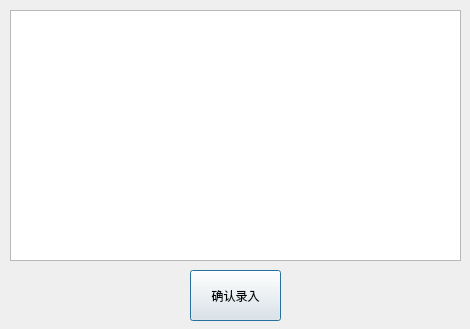
The window that gui/ui/add_enterprise__batch_dialog.ui (SuperBearXu/AgingAnalysis) describes before a commit, drawn with Qt 5.
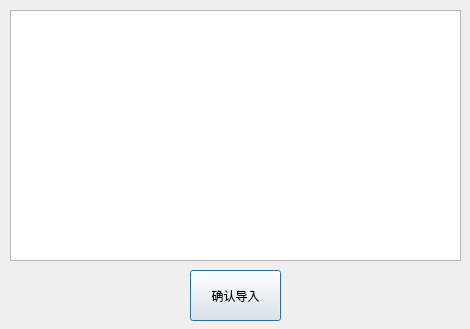
The same window after the commit.

Commit message: v1.4 取消逐个添加数据，新增全部导入功能，移除的功能代码未删

Patch:
```diff
--- a/gui/ui/add_enterprise__batch_dialog.ui
+++ b/gui/ui/add_enterprise__batch_dialog.ui
@@ -33,7 +33,7 @@
     </rect>
    </property>
    <property name="text">
-    <string>确认录入</string>
+    <string>确认导入</string>
    </property>
   </widget>
  </widget>
```
Left out of the diff: 13 changed lines with no effect on the pictures. The commit also changes 13 other files.
